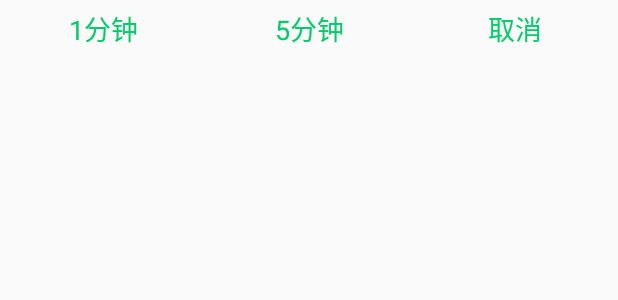
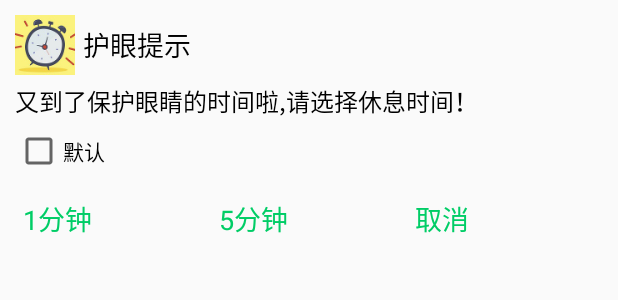
Before and after one commit to Yoryky/SafeEye, an Android app: the layout dialog_rest.xml on its own in the app's theme, with its tools: preview values and no code run, on a phone screen of 412 x 824 dp. Shown: the top 300 px of the screen. Run offline under Robolectric (Android 15) with nearby library versions, the phone set to English and light mode, and no system bars.

Commit message:
1、improve the custom dialog；

```diff
--- a/app/src/main/java/com/yoryky/safeeye/service/AlarmService.java
+++ b/app/src/main/java/com/yoryky/safeeye/service/AlarmService.java
@@ -18,6 +18,7 @@ import android.support.v7.app.AlertDialog;
 import android.util.Log;
 import android.view.View;
 import android.view.WindowManager;
+import android.widget.CheckBox;
 import android.widget.TextView;
 
 import com.yoryky.safeeye.R;
@@ -107,20 +108,20 @@ public class AlarmService extends Service {
         }).start();
     }
 
-    private void remindWork(int time){
-        if(time != 0)return;
+    private void remindWork(int time) {
+        if (time != 0) return;
         remindWorkVibrate();
     }
 
-    private void remindRest(int time){
-        if(time != 0)return;
+    private void remindRest(int time) {
+        if (time != 0) return;
         remindRestVibrate();
         Message message = Message.obtain();
         message.what = 1;
         handler.sendMessage(message);
     }
 
-    private void initVibrator(){
+    private void initVibrator() {
         vibrator = (Vibrator) getApplication().getSystemService(Service.VIBRATOR_SERVICE);
     }
 
@@ -140,8 +141,8 @@ public class AlarmService extends Service {
         }
     }
 
-    private void remindRestVibrate(){
-        vibrator.vibrate(new long[]{500,500,500,500,500,500},-1);
+    private void remindRestVibrate() {
+        vibrator.vibrate(new long[]{500, 500, 500, 500, 500, 500}, -1);
     }
 
     private void remindRestVoice() {
@@ -150,8 +151,8 @@ public class AlarmService extends Service {
         }
     }
 
-    private void remindWorkVibrate(){
-        vibrator.vibrate(new long[]{500,500,500,500},-1);
+    private void remindWorkVibrate() {
+        vibrator.vibrate(new long[]{500, 500, 500, 500}, -1);
     }
 
 
@@ -163,15 +164,16 @@ public class AlarmService extends Service {
 
     private void showRemindRestDialog() {
         final AlertDialog.Builder builder = new AlertDialog.Builder(this, R.style.Theme_AppCompat_Light_Dialog_Alert);
-        builder.setTitle("护眼提示");
-        builder.setIcon(R.mipmap.ic_launcher);
-        builder.setMessage("又到了保护眼睛的时间啦,请选择休息时间！");
-        View view = View.inflate(this,R.layout.dialog_rest,null);
+        //builder.setTitle("护眼提示");
+        //builder.setIcon(R.mipmap.ic_launcher);
+       // builder.setMessage("又到了保护眼睛的时间啦,请选择休息时间！");
+        View view = View.inflate(this, R.layout.dialog_rest, null);
         builder.setView(view);
         final AlertDialog alertDialog = builder.create();
         TextView tvTime1 = (TextView) view.findViewById(R.id.tv_rest_time1);
-        TextView tvTime2 = (TextView)view.findViewById(R.id.tv_rest_time2);
-        TextView tvCancel = (TextView)view.findViewById(R.id.tv_cancel);
+        TextView tvTime2 = (TextView) view.findViewById(R.id.tv_rest_time2);
+        TextView tvCancel = (TextView) view.findViewById(R.id.tv_cancel);
+        CheckBox cbDefault = (CheckBox) view.findViewById(R.id.cb_default);
         tvTime1.setOnClickListener(new View.OnClickListener() {
             @Override
             public void onClick(View v) {
--- a/app/src/main/res/layout/dialog_rest.xml
+++ b/app/src/main/res/layout/dialog_rest.xml
@@ -2,6 +2,56 @@
 <LinearLayout xmlns:android="http://schemas.android.com/apk/res/android"
     android:layout_width="match_parent"
     android:layout_height="match_parent"
+    android:orientation="vertical">
+
+    <LinearLayout
+        android:layout_width="match_parent"
+        android:layout_height="wrap_content"
+        android:layout_gravity="center"
+        android:layout_marginLeft="10dp"
+        android:layout_marginRight="10dp"
+        android:layout_marginTop="10dp"
+        android:orientation="horizontal">
+
+        <ImageView
+            android:layout_width="40dp"
+            android:layout_height="40dp"
+            android:src="@mipmap/ic_launcher" />
+
+        <TextView
+            android:layout_width="wrap_content"
+            android:layout_height="wrap_content"
+            android:layout_gravity="center"
+            android:layout_marginLeft="5dp"
+            android:text="护眼提示"
+            android:textColor="@color/black"
+            android:textSize="18sp" />
+    </LinearLayout>
+
+    <TextView
+        android:layout_width="match_parent"
+        android:layout_height="wrap_content"
+        android:layout_marginLeft="10dp"
+        android:layout_marginRight="10dp"
+        android:layout_marginTop="5dp"
+        android:text="又到了保护眼睛的时间啦,请选择休息时间！"
+        android:textColor="@color/black"
+        android:textSize="16sp" />
+
+    <CheckBox
+        android:id="@+id/cb_default"
+        android:layout_width="wrap_content"
+        android:layout_height="wrap_content"
+        android:layout_marginLeft="10dp"
+        android:layout_marginRight="10dp"
+        android:layout_marginTop="5dp"
+        android:text="默认" />
+
+    <LinearLayout
+        android:layout_width="match_parent"
+        android:layout_height="wrap_content"
+        android:layout_margin="10dp"
+        android:layout_marginTop="10dp"
         android:orientation="horizontal">
 
         <TextView
@@ -9,7 +59,7 @@
             android:layout_width="0dp"
             android:layout_height="wrap_content"
             android:layout_weight="1"
-        android:gravity="center"
+            android:gravity="left"
             android:padding="5dp"
             android:text="1分钟"
             android:textColor="@color/springGreen"
@@ -21,7 +71,7 @@
             android:layout_width="0dp"
             android:layout_height="wrap_content"
             android:layout_weight="1"
-        android:gravity="center"
+            android:gravity="left"
             android:padding="5dp"
             android:text="5分钟"
             android:textColor="@color/springGreen"
@@ -32,10 +82,10 @@
             android:layout_width="0dp"
             android:layout_height="wrap_content"
             android:layout_weight="1"
-        android:gravity="center"
+            android:gravity="left"
             android:padding="5dp"
             android:text="取消"
             android:textColor="@color/springGreen"
             android:textSize="18sp" />
-
     </LinearLayout>
+</LinearLayout>
```
Lines whose indentation alone changed are shown as unchanged.
